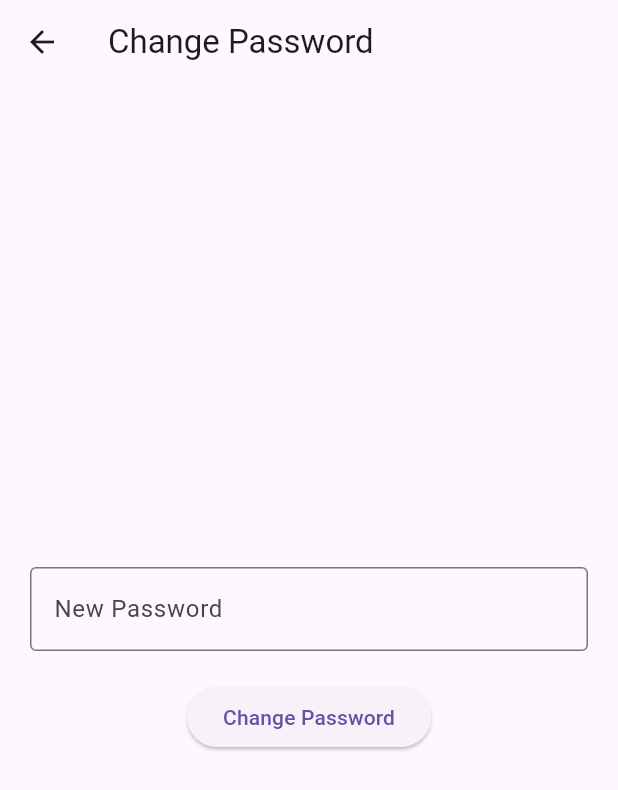
After one commit to Yaoink/mad_act13, a Flutter app: the ChangePasswordScreen screen opened directly, on a phone screen of 412 x 824 dp. The commit adds this screen. Shown: the top 790 px of the screen. Run offline on Flutter 3.47's test engine with Material 3 defaults, Android fonts, the phone set to English and light mode, and no system bars; our stand-ins replace firebase_auth, firebase_core; accounts and stored records are empty.

Commit message:
feat/add changePassword screen

```diff
--- /dev/null
+++ b/lib/ui/screens/change_password.dart
@@ -0,0 +1,62 @@
+import "../../services/auth_service.dart";
+import "package:flutter/material.dart";
+
+class ChangePasswordScreen extends StatefulWidget {
+  const ChangePasswordScreen({super.key});
+
+  @override
+  State<ChangePasswordScreen> createState() => _ChangePasswordScreenState();
+}
+
+class _ChangePasswordScreenState extends State<ChangePasswordScreen> {
+  final AuthService _authService = AuthService();
+  final TextEditingController _passwordController = TextEditingController();
+
+  @override
+  void dispose() {
+    _passwordController.dispose();
+    super.dispose();
+  }
+
+  @override
+  Widget build(BuildContext context) {
+    return Scaffold(
+      appBar: AppBar(
+        title: const Text('Change Password'),
+      ),
+      body: Padding(
+        padding: const EdgeInsets.all(20),
+        child: Column(
+          mainAxisAlignment: MainAxisAlignment.center,
+          children: [
+            TextField(
+              controller: _passwordController,
+              decoration: const InputDecoration(
+                labelText: 'New Password',
+                border: OutlineInputBorder(),
+              ),
+              obscureText: true,
+            ),
+            const SizedBox(height: 20),
+            ElevatedButton(
+              onPressed: () async {
+                try {
+                  await _authService.changePassword(_passwordController.text);
+                  ScaffoldMessenger.of(context).showSnackBar(
+                    const SnackBar(content: Text('Password changed successfully!')),
+                  );
+                  Navigator.pop(context);
+                } catch (e) {
+                  ScaffoldMessenger.of(context).showSnackBar(
+                    SnackBar(content: Text('Error changing password: $e')),
+                  );
+                }
+              },
+              child: const Text('Change Password'),
+            ),
+          ],
+        ),
+      ),
+    );
+  }
+}
```
Also changed, not shown: lib/ui/screens/profile_screen.dart (+27 -1 lines).
